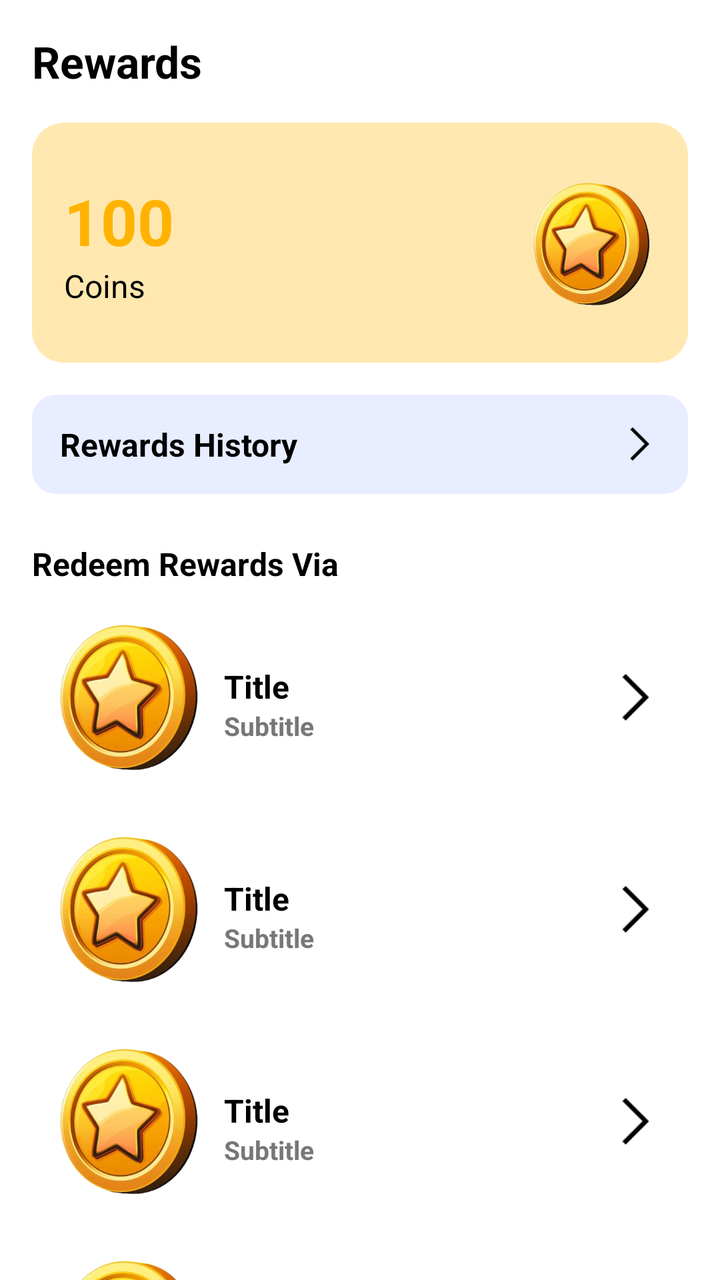
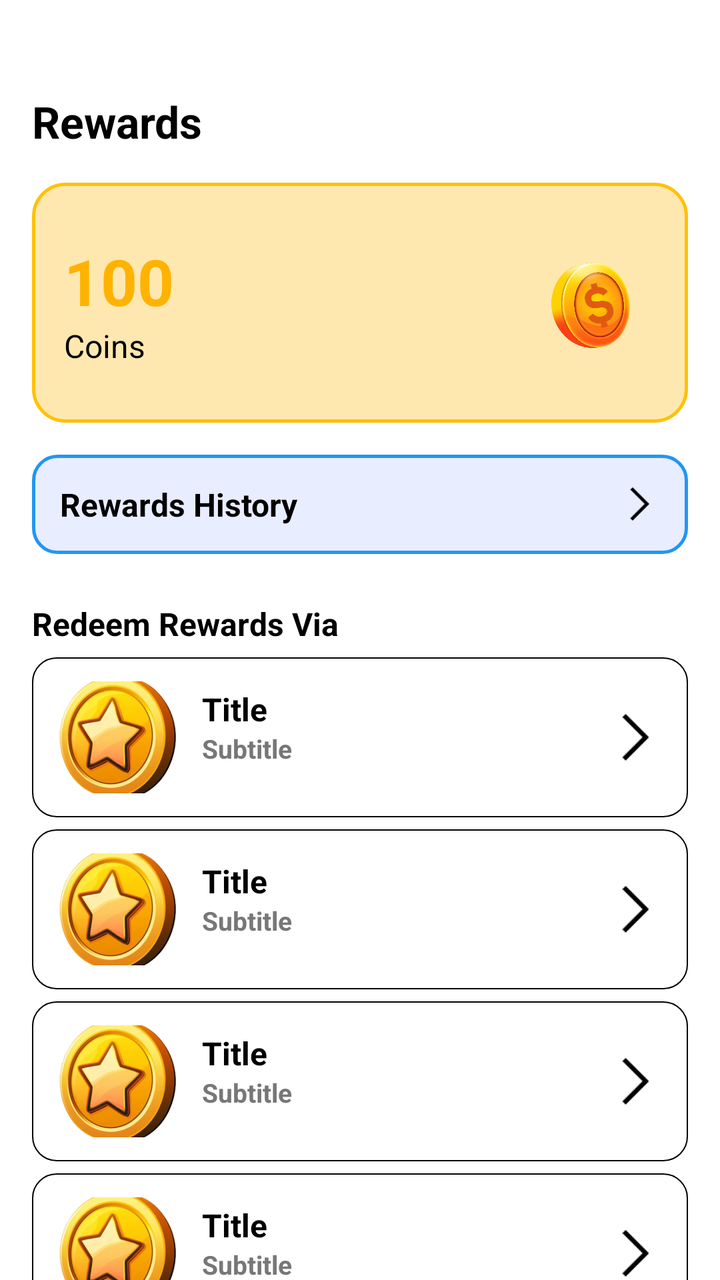

Compare the two renders of this Android layout. The source of the first and the diff that turns it into the second are given below.
<!-- AndroidManifest.xml: application theme Theme.RGamer -->
<!-- res/layout/fragment_reward.xml -->
<?xml version="1.0" encoding="utf-8"?>
<ScrollView xmlns:android="http://schemas.android.com/apk/res/android"
    android:layout_width="match_parent"
    android:layout_height="match_parent"
    android:background="#FFFFFF"
    android:scrollbars="none"
    android:overScrollMode="never">

    <LinearLayout
        android:layout_width="match_parent"
        android:layout_height="wrap_content"
        android:orientation="vertical"
        android:padding="16dp">

        
        <TextView
            android:layout_width="wrap_content"
            android:layout_height="wrap_content"
            android:text="Rewards"
            android:textSize="22sp"
            android:textStyle="bold"
            android:textColor="#000000" />

        
        <LinearLayout
            android:layout_width="match_parent"
            android:layout_height="120dp"
            android:layout_marginTop="16dp"
            android:background="@drawable/bg_reward_card"
            android:padding="16dp"
            android:gravity="center_vertical"
            android:orientation="horizontal">

            <LinearLayout
                android:layout_width="0dp"
                android:layout_height="wrap_content"
                android:layout_weight="1"
                android:orientation="vertical">

                <TextView
                    android:id="@+id/txtCoins"
                    android:layout_width="wrap_content"
                    android:layout_height="wrap_content"
                    android:text="100"
                    android:textSize="32sp"
                    android:textStyle="bold"
                    android:textColor="#FFB300" />

                <TextView
                    android:layout_width="wrap_content"
                    android:layout_height="wrap_content"
                    android:text="Coins"
                    android:textSize="16sp"
                    android:textColor="#000000" />
            </LinearLayout>

            <ImageView
                android:layout_width="64dp"
                android:layout_height="64dp"
                android:src="@drawable/ic_coin"
                android:contentDescription="coin" />
        </LinearLayout>

        
        <LinearLayout
            android:id="@+id/btnHistory"
            android:layout_width="match_parent"
            android:layout_height="wrap_content"
            android:layout_marginTop="16dp"
            android:background="@drawable/bg_history"
            android:padding="14dp"
            android:gravity="center_vertical"
            android:orientation="horizontal">

            <TextView
                android:layout_width="0dp"
                android:layout_height="wrap_content"
                android:layout_weight="1"
                android:text="Rewards History"
                android:textSize="16sp"
                android:textColor="@color/black"
                android:textStyle="bold" />

            <ImageView
                android:layout_width="20dp"
                android:layout_height="20dp"
                android:src="@drawable/ic_arrow_right" />
        </LinearLayout>

        
        <TextView
            android:layout_width="wrap_content"
            android:layout_height="wrap_content"
            android:text="Redeem Rewards Via"
            android:textColor="@color/black"
            android:textStyle="bold"
            android:textSize="16sp"
            android:layout_marginTop="24dp" />

        
        <include layout="@layout/item_reward_option"
            android:id="@+id/upiOption" />

        
        <include layout="@layout/item_reward_option"
            android:id="@+id/googleOption" />

        
        <include layout="@layout/item_reward_option"
            android:id="@+id/mlOption" />

        
        <include layout="@layout/item_reward_option"
            android:id="@+id/lordsOption" />

    </LinearLayout>
</ScrollView>
<!-- res/layout/item_reward_option.xml (included above) -->
<?xml version="1.0" encoding="utf-8"?>
<LinearLayout xmlns:android="http://schemas.android.com/apk/res/android"
    android:layout_width="match_parent"
    android:layout_height="100dp"
    xmlns:app="http://schemas.android.com/apk/res-auto"
    android:padding="12dp"
    android:background="@color/white"
    android:orientation="horizontal"
    android:layout_marginTop="6dp"
    android:gravity="center_vertical">

    <ImageView
        android:id="@+id/icon"
        android:layout_width="72dp"
        android:layout_height="match_parent"
        android:background="@drawable/splash_image_bg1"
        android:clipToOutline="true"
        android:scaleType="centerCrop"
        android:src="@drawable/ic_placeholder" />

    <LinearLayout
        android:layout_width="262dp"
        android:layout_height="wrap_content"
        android:layout_marginStart="12dp"
        android:layout_weight="1"
        android:orientation="vertical">

        <TextView
            android:id="@+id/title"
            android:layout_width="match_parent"
            android:layout_height="39dp"
            android:gravity="bottom"
            android:text="Title"
            android:textColor="@color/black"
            android:textSize="16dp"
            android:textStyle="bold" />

        <TextView
            android:id="@+id/subtitle"
            android:layout_width="match_parent"
            android:layout_height="28dp"
            android:text="Subtitle"
            android:textColor="#777777"
            android:textSize="13dp"
            android:textStyle="bold" />
    </LinearLayout>

    <ImageView
        android:layout_width="28dp"
        android:layout_height="wrap_content"
        android:src="@drawable/ic_arrow_right" />
</LinearLayout>
<!-- resources referenced by this layout -->
<resources>
  <color name="black">#FF000000</color>
  <color name="white">#FFFFFFFF</color>
  <!-- drawable bg_history (drawable) -->
  <shape xmlns:android="http://schemas.android.com/apk/res/android">
      <solid android:color="#E8EDFF"/>
      <corners android:radius="12dp"/>
  </shape>
  <!-- drawable bg_reward_card (drawable) -->
  <shape xmlns:android="http://schemas.android.com/apk/res/android">
      <solid android:color="#FFE8B0"/>
      <corners android:radius="16dp"/>
  </shape>
  <!-- drawable ic_arrow_right: png bitmap (drawable, 496 bytes) -->
  <!-- drawable ic_coin: png bitmap (drawable, 123970 bytes) -->
  <!-- drawable ic_placeholder: png bitmap (drawable, 124043 bytes) -->
  <!-- drawable splash_image_bg1 (drawable) -->
  <?xml version="1.0" encoding="utf-8"?>
  <shape xmlns:android="http://schemas.android.com/apk/res/android">
      <solid android:color="#FFFFFF"/>
      <corners android:radius="25dp"/>
  </shape>
  <style name="Theme.RGamer" parent="Base.Theme.RGamer" />
  <style name="Base.Theme.RGamer" parent="Theme.Material3.DayNight.NoActionBar">
          
          
      </style>
</resources>

<!-- the commit's change to res/layout/fragment_reward.xml (unified diff, before → after) -->
@@ -10,6 +10,7 @@
         android:layout_width="match_parent"
         android:layout_height="wrap_content"
         android:orientation="vertical"
+        android:layout_marginTop="30dp"
         android:padding="16dp">
 
         
@@ -119,18 +120,18 @@
 <?xml version="1.0" encoding="utf-8"?>
 <LinearLayout xmlns:android="http://schemas.android.com/apk/res/android"
     android:layout_width="match_parent"
-    android:layout_height="100dp"
+    android:layout_height="80dp"
     xmlns:app="http://schemas.android.com/apk/res-auto"
     android:padding="12dp"
-    android:background="@color/white"
+    android:background="@drawable/bg_bottom_border"
     android:orientation="horizontal"
     android:layout_marginTop="6dp"
     android:gravity="center_vertical">
 
     <ImageView
         android:id="@+id/icon"
-        android:layout_width="72dp"
-        android:layout_height="match_parent"
+        android:layout_width="61dp"
+        android:layout_height="62dp"
         android:background="@drawable/splash_image_bg1"
         android:clipToOutline="true"
         android:scaleType="centerCrop"
@@ -146,7 +147,7 @@
         <TextView
             android:id="@+id/title"
             android:layout_width="match_parent"
-            android:layout_height="39dp"
+            android:layout_height="wrap_content"
             android:gravity="bottom"
             android:text="Title"
             android:textColor="@color/black"
<!-- resource entries referenced after the edit -->
@@ -1,19 +1,43 @@
 <!-- resources referenced by this layout -->
 <resources>
   <color name="black">#FF000000</color>
+  <!-- drawable bg_bottom_border (drawable) -->
+  <?xml version="1.0" encoding="utf-8"?>
+  <shape xmlns:android="http://schemas.android.com/apk/res/android"
+      android:shape="rectangle">
+  
+      
+      <solid android:color="@color/white" />
+  
+      
+      <stroke
+          android:width="0.5dp"
+          android:color="@color/black" />
+  
+      
+      <corners android:radius="12dp" />
+  
+  </shape>
   <color name="white">#FFFFFFFF</color>
+  <color name="color_blue">#2196F3</color>
   <!-- drawable bg_history (drawable) -->
   <shape xmlns:android="http://schemas.android.com/apk/res/android">
       <solid android:color="#E8EDFF"/>
       <corners android:radius="12dp"/>
+      <stroke
+          android:width="1.5dp"
+          android:color="@color/color_blue"/>
   </shape>
   <!-- drawable bg_reward_card (drawable) -->
   <shape xmlns:android="http://schemas.android.com/apk/res/android">
       <solid android:color="#FFE8B0"/>
       <corners android:radius="16dp"/>
+      <stroke
+          android:width="1.5dp"
+          android:color="#FFC107"/>
   </shape>
   <!-- drawable ic_arrow_right: png bitmap (drawable, 496 bytes) -->
-  <!-- drawable ic_coin: png bitmap (drawable, 123970 bytes) -->
+  <!-- drawable ic_coin: png bitmap (drawable, 507750 bytes) -->
   <!-- drawable ic_placeholder: png bitmap (drawable, 124043 bytes) -->
   <!-- drawable splash_image_bg1 (drawable) -->
   <?xml version="1.0" encoding="utf-8"?>
